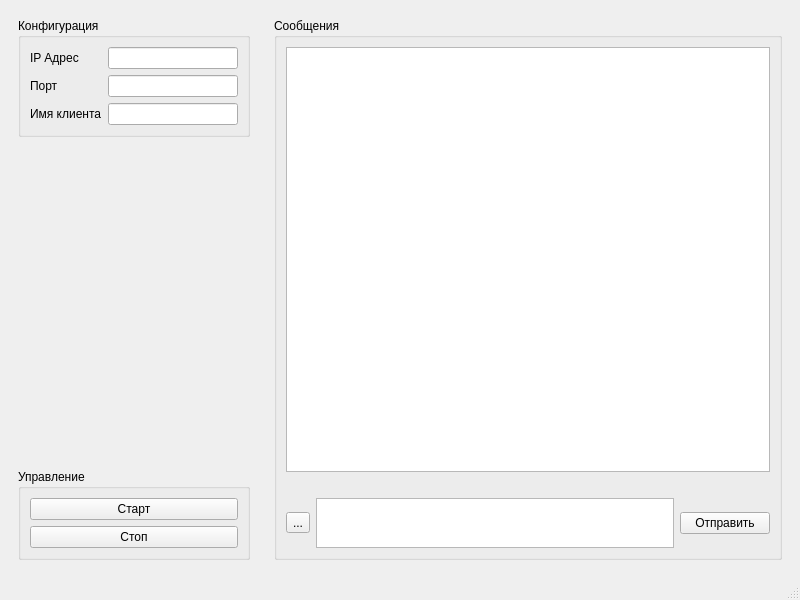
This is MsgClient/mainwindow.ui in AlexZelenin/QtMessenger as Qt 5 draws it before an edit. The edited form follows.
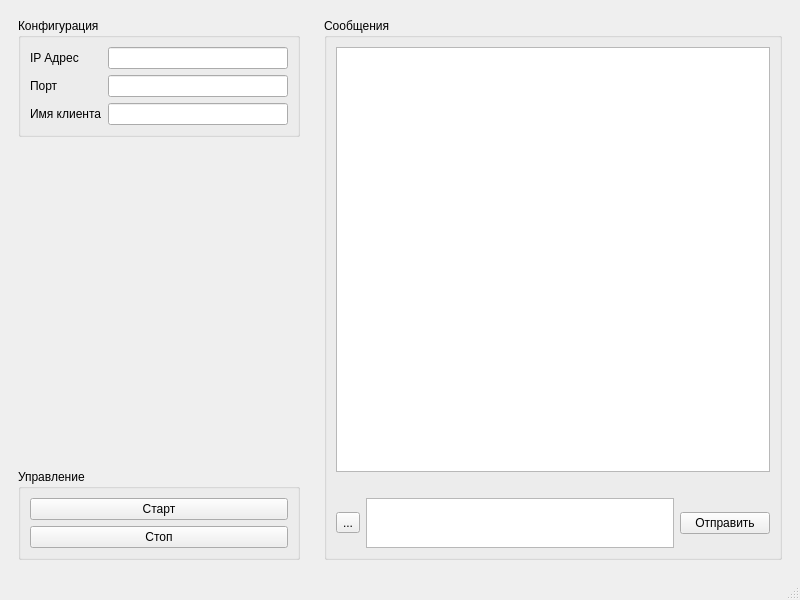
This is the edited form.

Commit message: У клиента исправлено отображение левой панели на Linux и исправлено отображение текста системных сообщений

The edit to the form file:
```diff
--- a/MsgClient/mainwindow.ui
+++ b/MsgClient/mainwindow.ui
@@ -19,7 +19,7 @@
      <widget class="QWidget" name="widget" native="true">
       <property name="minimumSize">
        <size>
-        <width>250</width>
+        <width>300</width>
         <height>0</height>
        </size>
       </property>
@@ -44,7 +44,14 @@
            </widget>
           </item>
           <item row="0" column="1">
-           <widget class="QLineEdit" name="leIPAddress"/>
+           <widget class="QLineEdit" name="leIPAddress">
+            <property name="minimumSize">
+             <size>
+              <width>0</width>
+              <height>0</height>
+             </size>
+            </property>
+           </widget>
           </item>
           <item row="1" column="0">
            <widget class="QLabel" name="label_2">
```
Left out of the diff: 2 changed lines with no effect on the pictures. The commit also changes 1 other file.
